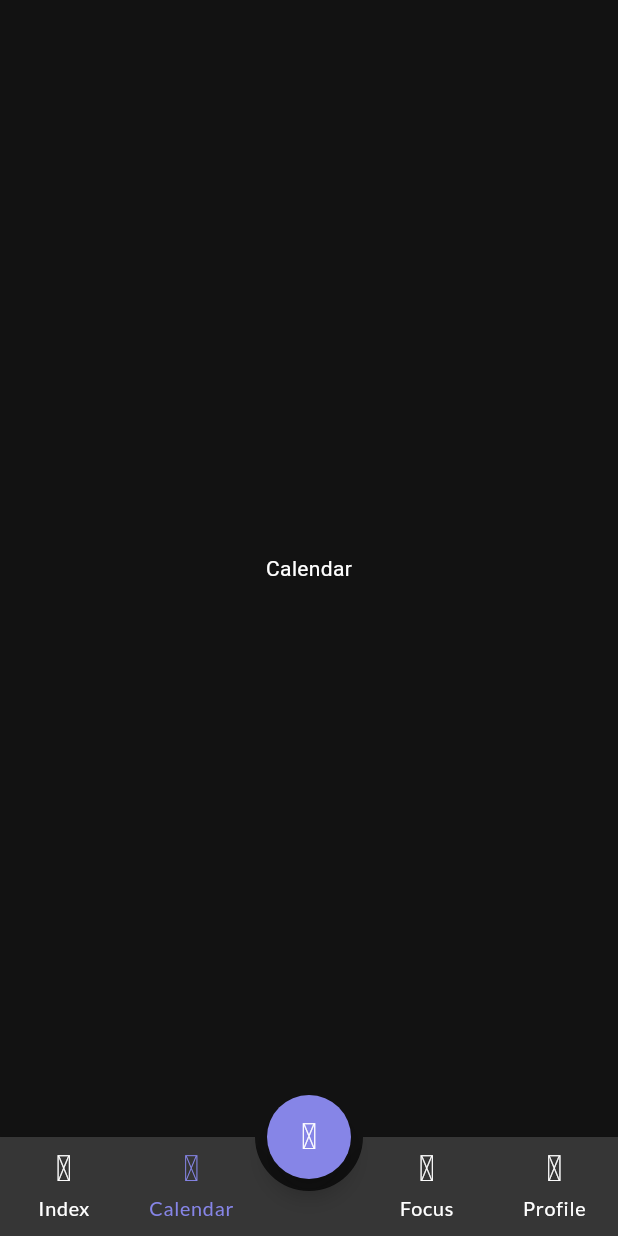
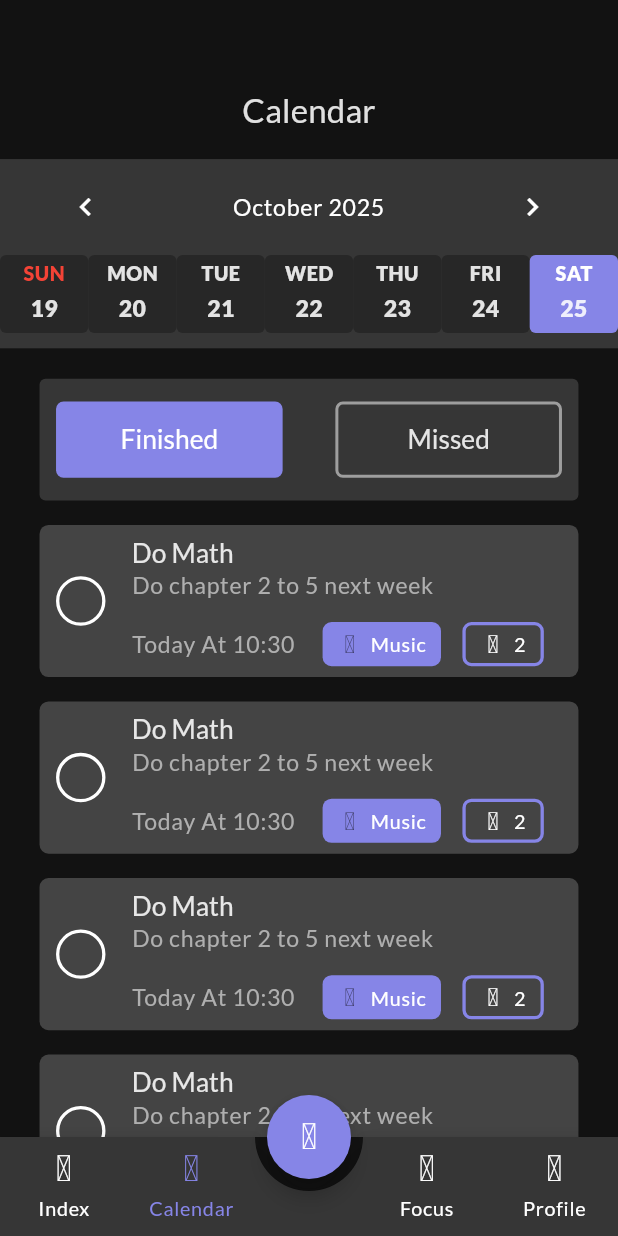
Before and after one commit to sayedmostaf/taska, a Flutter app: the HomeView screen opened by its route, item 2 of the bottom bar chosen, on a phone screen of 412 x 824 dp. Run offline on Flutter 3.47's test engine with Material 3 defaults, Android fonts, the phone set to English and light mode, and no system bars; drawn by our look-alikes of animated_bottom_navigation_bar, roundcheckbox, table_calendar; our stand-ins replace cached_network_image, flutter_colorpicker, flutter_screenutil, flutter_svg, font_awesome_flutter, go_router and 5 more; missing offline and left inert: flutter_iconpicker; network calls fail.

Commit message:
add calendar view

```diff
--- a/lib/core/utils/strings_manager.dart
+++ b/lib/core/utils/strings_manager.dart
@@ -54,4 +54,6 @@ abstract class StringsManager {
   static const taskTime = 'Task Time';
   static const taskCategory = 'Task Category';
   static const deleteTask = 'Delete Task';
+  static const finished = 'Finished';
+  static const missed = 'Missed';
 }
--- a/lib/core/utils/styles_manager.dart
+++ b/lib/core/utils/styles_manager.dart
@@ -97,4 +97,24 @@ abstract class StylesManager {
     fontSize: 20.sp,
     fontWeight: FontWeight.w400,
   );
+  static TextStyle get bodySmallDark => GoogleFonts.lato(
+    color: Colors.white.withOpacity(0.87),
+    fontSize: 12.sp,
+    fontWeight: FontWeight.w800,
+  );
+  static TextStyle get bodyMediumDark => GoogleFonts.lato(
+    color: Colors.white.withOpacity(0.87),
+    fontSize: 14.sp,
+    fontWeight: FontWeight.w800,
+  );
+  static TextStyle get bodySmallLight => GoogleFonts.lato(
+    color: Colors.black.withOpacity(0.87),
+    fontSize: 12.sp,
+    fontWeight: FontWeight.w800,
+  );
+  static TextStyle get bodyMediumLight => GoogleFonts.lato(
+    color: Colors.black.withOpacity(0.87),
+    fontSize: 14.sp,
+    fontWeight: FontWeight.w800,
+  );
 }
--- a/lib/core/utils/theme_manager.dart
+++ b/lib/core/utils/theme_manager.dart
@@ -11,8 +11,7 @@ abstract class ThemeManager {
       headlineSmall: StylesManager.headlineSmallLight,
       labelSmall: StylesManager.labelSmallLight,
       headlineMedium: StylesManager.headlineMediumLight,
-      bodySmall: const TextStyle(color: Colors.black),
-      bodyMedium: const TextStyle(color: Colors.black),
+      bodySmall: StylesManager.bodySmallLight,
       bodyLarge: const TextStyle(color: Colors.black),
       titleMedium: StylesManager.titleMediumLight,
       displaySmall: StylesManager.displaySmallLight,
@@ -47,6 +46,8 @@ abstract class ThemeManager {
       titleSmall: StylesManager.titleSmallDark,
       titleMedium: StylesManager.titleMediumDark,
       labelMedium: StylesManager.labelMediumDark,
+      bodySmall: StylesManager.bodySmallDark,
+      bodyMedium: StylesManager.bodyMediumDark,
     ),
     elevatedButtonTheme: ElevatedButtonThemeData(
       style: ElevatedButton.styleFrom(
--- /dev/null
+++ b/lib/core/widgets/custom_simple_app_bar.dart
@@ -0,0 +1,12 @@
+import 'package:flutter/material.dart';
+
+class CustomSimpleAppBar extends StatelessWidget {
+  const CustomSimpleAppBar({super.key, required this.title});
+  final String title;
+  @override
+  Widget build(BuildContext context) {
+    return Center(
+      child: Text(title, style: Theme.of(context).textTheme.titleMedium),
+    );
+  }
+}
--- a/lib/features/auth/presentation/view/widgets/auth_view_body.dart
+++ b/lib/features/auth/presentation/view/widgets/auth_view_body.dart
@@ -22,6 +22,7 @@ class _AuthViewBodyState extends State<AuthViewBody> {
   @override
   Widget build(BuildContext context) {
     return CustomScrollView(
+      physics: BouncingScrollPhysics(),
       slivers: [
         CustomSliverSizedBox(height: 80.h),
         SliverToBoxAdapter(child: isLogin ? LoginView() : RegisterView()),
--- a/lib/features/calender/presentation/view/calendar_view.dart
+++ b/lib/features/calender/presentation/view/calendar_view.dart
@@ -1,10 +1,11 @@
 import 'package:flutter/material.dart';
+import 'package:taska/features/calender/presentation/view/widgets/calendar_view_body.dart';
 
 class CalendarView extends StatelessWidget {
   const CalendarView({super.key});
 
   @override
   Widget build(BuildContext context) {
-    return Center(child: Text('Calendar'));
+    return CalendarViewBody();
   }
 }
--- /dev/null
+++ b/lib/features/calender/presentation/view/widgets/calendar.dart
@@ -0,0 +1,93 @@
+import 'package:flutter/material.dart';
+import 'package:flutter_screenutil/flutter_screenutil.dart';
+import 'package:intl/intl.dart';
+import 'package:month_picker_dialog/month_picker_dialog.dart';
+import 'package:taska/core/utils/color_manager.dart';
+import 'package:table_calendar/table_calendar.dart';
+import 'package:taska/features/calender/presentation/view/widgets/custom_day_widget.dart';
+
+class Calendar extends StatefulWidget {
+  const Calendar({super.key});
+
+  @override
+  State<Calendar> createState() => _CalendarState();
+}
+
+class _CalendarState extends State<Calendar> {
+  DateTime _focusedDay = DateTime.now();
+  @override
+  Widget build(BuildContext context) {
+    return Container(
+      color: Theme.of(context).brightness == Brightness.dark
+          ? ColorManager.greyColor
+          : Colors.grey[200],
+      padding: EdgeInsets.only(bottom: 10.h),
+      child: TableCalendar(
+        firstDay: DateTime.utc(2000, 1, 1),
+        lastDay: DateTime.utc(2124, 1, 1),
+        focusedDay: _focusedDay,
+        currentDay: _focusedDay,
+        selectedDayPredicate: (DateTime date) {
+          return isSameDay(_focusedDay, date);
+        },
+        onDaySelected: (selectedDay, focusedDay) {
+          setState(() {
+            _focusedDay = selectedDay;
+          });
+        },
+        calendarFormat: CalendarFormat.week,
+        daysOfWeekVisible: false,
+        calendarBuilders: CalendarBuilders(
+          defaultBuilder: _buildDayWidget,
+          disabledBuilder: _buildDayWidget,
+          selectedBuilder: _buildSelectedDayWidget,
+          outsideBuilder: _buildDayWidget,
+        ),
+        headerStyle: HeaderStyle(
+          titleCentered: true,
+          formatButtonVisible: false,
+          titleTextStyle: Theme.of(context).textTheme.labelMedium!.copyWith(
+            color: Theme.of(context).brightness == Brightness.dark
+                ? Colors.white
+                : Colors.black,
+          ),
+          leftChevronMargin: EdgeInsets.symmetric(horizontal: 30.w),
+          rightChevronMargin: EdgeInsets.symmetric(horizontal: 30.w),
+        ),
+        onHeaderTapped: _onHeaderTapped,
+      ),
+    );
+  }
+
+  Future<Function(DateTime p1)?> _onHeaderTapped(selectedDate) async {
+    await showMonthPicker(
+      context: context,
+      initialDate: DateTime.now(),
+      firstDate: DateTime.utc(2000, 1, 1),
+      lastDate: DateTime.utc(2124, 1, 1),
+    ).then((date) {
+      if (date != null) {
+        setState(() {
+          _focusedDay = date;
+        });
+      }
+    });
+    return null;
+  }
+
+  Widget? _buildDayWidget(context, date, events) {
+    String weekDay = DateFormat(
+      'EEEE',
+    ).format(date).substring(0, 3).toUpperCase();
+    String day = DateFormat('d').format(date);
+    return CustomDayWidget(weekDay: weekDay, day: day, selected: false);
+  }
+
+  Widget? _buildSelectedDayWidget(context, date, events) {
+    String weekDay = DateFormat(
+      'EEEE',
+    ).format(date).substring(0, 3).toUpperCase();
+    String day = DateFormat('d').format(date);
+    return CustomDayWidget(weekDay: weekDay, day: day, selected: true);
+  }
+}
--- /dev/null
+++ b/lib/features/calender/presentation/view/widgets/calendar_view_body.dart
@@ -0,0 +1,41 @@
+import 'package:flutter/material.dart';
+import 'package:flutter_screenutil/flutter_screenutil.dart';
+import 'package:taska/core/utils/strings_manager.dart';
+import 'package:taska/core/widgets/custom_simple_app_bar.dart';
+import 'package:taska/core/widgets/custom_sliver_sized_box.dart';
+import 'package:taska/features/calender/presentation/view/widgets/calendar.dart';
+import 'package:taska/features/calender/presentation/view/widgets/day_choices_buttons.dart';
+import 'package:taska/features/index/presentation/view/index_view/index_view.dart';
+import 'package:taska/features/index/presentation/view/index_view/widgets/task_item.dart';
+
+class CalendarViewBody extends StatelessWidget {
+  const CalendarViewBody({super.key});
+
+  @override
+  Widget build(BuildContext context) {
+    return CustomScrollView(
+      physics: BouncingScrollPhysics(),
+      slivers: [
+        CustomSliverSizedBox(height: 56.h),
+        SliverToBoxAdapter(
+          child: CustomSimpleAppBar(title: StringsManager.calendar),
+        ),
+        CustomSliverSizedBox(height: 16.h),
+        SliverToBoxAdapter(child: Calendar()),
+        CustomSliverSizedBox(height: 20.h),
+        SliverToBoxAdapter(child: DayChoicesButtons()),
+        CustomSliverSizedBox(height: 8.h),
+        SliverList(
+          delegate: SliverChildBuilderDelegate(
+            (context, index) => Padding(
+              padding: EdgeInsets.symmetric(vertical: 8.h, horizontal: 24.w),
+              child: TaskItem(taskState: TaskState.active),
+            ),
+            childCount: 4,
+          ),
+        ),
+        CustomSliverSizedBox(height: 30.h),
+      ],
+    );
+  }
+}
--- /dev/null
+++ b/lib/features/calender/presentation/view/widgets/custom_day_choice_button.dart
@@ -0,0 +1,48 @@
+import 'package:flutter/material.dart';
+import 'package:flutter_screenutil/flutter_screenutil.dart';
+import 'package:taska/core/utils/color_manager.dart';
+
+class CustomDayChoiceButton extends StatelessWidget {
+  const CustomDayChoiceButton({
+    super.key,
+    required this.isSelected,
+    required this.text,
+    this.onTap,
+  });
+  final bool isSelected;
+  final String text;
+  final Function()? onTap;
+  @override
+  Widget build(BuildContext context) {
+    return Expanded(
+      child: Material(
+        color: Colors.transparent,
+        child: InkWell(
+          onTap: isSelected ? null : onTap,
+          borderRadius: BorderRadius.circular(5),
+          hoverColor: Colors.red,
+          child: Container(
+            height: 50.h,
+            decoration: BoxDecoration(
+              borderRadius: BorderRadius.circular(5),
+              color: isSelected
+                  ? ColorManager.primaryColor
+                  : Colors.transparent,
+              border: isSelected
+                  ? null
+                  : Border.all(color: Colors.grey, width: 2),
+            ),
+            child: Center(
+              child: Text(
+                text,
+                style: Theme.of(context).textTheme.headlineSmall!.copyWith(
+                  color: isSelected ? Colors.white : null,
+                ),
+              ),
+            ),
+          ),
+        ),
+      ),
+    );
+  }
+}
--- /dev/null
+++ b/lib/features/calender/presentation/view/widgets/custom_day_widget.dart
@@ -0,0 +1,59 @@
+import 'package:flutter/material.dart';
+import 'package:flutter_screenutil/flutter_screenutil.dart';
+import 'package:taska/core/utils/color_manager.dart';
+import 'package:taska/core/widgets/functions/blend_colors.dart';
+
+class CustomDayWidget extends StatelessWidget {
+  const CustomDayWidget({
+    super.key,
+    required this.weekDay,
+    required this.day,
+    required this.selected,
+  });
+  final String weekDay, day;
+  final bool selected;
+  @override
+  Widget build(BuildContext context) {
+    return Container(
+      width: 40.w,
+      padding: EdgeInsets.symmetric(vertical: 3.h),
+      decoration: BoxDecoration(
+        borderRadius: BorderRadius.circular(4),
+        color: selected
+            ? ColorManager.primaryColor
+            : Theme.of(context).brightness == Brightness.dark
+            ? ColorManager.disabledColor
+            : blendColors(ColorManager.primaryColor, Colors.grey[300]!),
+      ),
+      child: Column(
+        children: [
+          Text(
+            weekDay,
+            style: Theme.of(context).textTheme.bodySmall!.copyWith(
+              color: weekDay == 'SAT' || weekDay == 'SUN'
+                  ? selected
+                        ? Colors.white
+                        : Colors.red
+                  : Theme.of(context).brightness == Brightness.dark
+                  ? null
+                  : selected
+                  ? Colors.white
+                  : blendColors(ColorManager.primaryColor, Colors.black),
+            ),
+          ),
+          SizedBox(height: 3.h),
+          Text(
+            day,
+            style: Theme.of(context).textTheme.bodyMedium!.copyWith(
+              color: Theme.of(context).brightness == Brightness.dark
+                  ? null
+                  : selected
+                  ? Colors.white
+                  : blendColors(ColorManager.primaryColor, Colors.black),
+            ),
+          ),
+        ],
+      ),
+    );
+  }
+}
--- /dev/null
+++ b/lib/features/calender/presentation/view/widgets/day_choices_buttons.dart
@@ -0,0 +1,55 @@
+import 'package:flutter/material.dart';
+import 'package:flutter_screenutil/flutter_screenutil.dart';
+import 'package:taska/core/utils/color_manager.dart';
+import 'package:taska/core/utils/strings_manager.dart';
+import 'package:taska/features/calender/presentation/view/widgets/custom_day_choice_button.dart';
+
+class DayChoicesButtons extends StatefulWidget {
+  const DayChoicesButtons({super.key});
+
+  @override
+  State<DayChoicesButtons> createState() => _DayChoicesButtonsState();
+}
+
+class _DayChoicesButtonsState extends State<DayChoicesButtons> {
+  bool isFinished = true;
+  @override
+  Widget build(BuildContext context) {
+    return Padding(
+      padding: EdgeInsets.symmetric(horizontal: 24.w),
+      child: Container(
+        padding: EdgeInsets.symmetric(horizontal: 10.w, vertical: 15.h),
+        decoration: BoxDecoration(
+          borderRadius: BorderRadius.circular(4),
+          color: Theme.of(context).brightness == Brightness.dark
+              ? ColorManager.greyColor
+              : Colors.grey[200],
+        ),
+        child: Row(
+          mainAxisAlignment: MainAxisAlignment.spaceBetween,
+          children: [
+            CustomDayChoiceButton(
+              isSelected: isFinished,
+              text: StringsManager.finished,
+              onTap: () {
+                setState(() {
+                  isFinished = !isFinished;
+                });
+              },
+            ),
+            SizedBox(width: 32.w),
+            CustomDayChoiceButton(
+              isSelected: !isFinished,
+              text: StringsManager.missed,
+              onTap: () {
+                setState(() {
+                  isFinished = !isFinished;
+                });
+              },
+            ),
+          ],
+        ),
+      ),
+    );
+  }
+}
--- a/lib/features/home/presentation/view/widgets/add_task_action_buttons.dart
+++ b/lib/features/home/presentation/view/widgets/add_task_action_buttons.dart
@@ -117,6 +117,7 @@ class _AddTaskActionButtonsState extends State<AddTaskActionButtons> {
     return SizedBox(
       height: MediaQuery.of(context).size.height * 0.6,
       child: CustomScrollView(
+        physics: BouncingScrollPhysics(),
         slivers: [
           SliverGrid(
             gridDelegate: SliverGridDelegateWithFixedCrossAxisCount(
--- a/lib/features/home/presentation/view/widgets/create_category_view_body.dart
+++ b/lib/features/home/presentation/view/widgets/create_category_view_body.dart
@@ -16,6 +16,7 @@ class CreateCategoryViewBody extends StatelessWidget {
     return Padding(
       padding: EdgeInsets.symmetric(horizontal: 24.w),
       child: CustomScrollView(
+        physics: BouncingScrollPhysics(),
         slivers: [
           CustomSliverSizedBox(height: 50.h),
           SliverToBoxAdapter(child: CreateCategoryBackArrow()),
--- a/lib/features/index/presentation/view/edit_task_view/widgets/edit_task_category.dart
+++ b/lib/features/index/presentation/view/edit_task_view/widgets/edit_task_category.dart
@@ -82,6 +82,7 @@ class _EditTaskCategoryState extends State<EditTaskCategory> {
     return SizedBox(
       height: MediaQuery.of(context).size.height * .6,
       child: CustomScrollView(
+        physics: BouncingScrollPhysics(),
         slivers: [
           SliverGrid(
             gridDelegate: SliverGridDelegateWithFixedCrossAxisCount(
--- a/lib/features/index/presentation/view/index_view/widgets/index_view_body.dart
+++ b/lib/features/index/presentation/view/index_view/widgets/index_view_body.dart
@@ -61,6 +61,7 @@ class IndexViewBody extends StatelessWidget {
               childCount: 2,
             ),
           ),
+          CustomSliverSizedBox(height: 03.h),
         ],
       ),
     );
--- a/pubspec.yaml
+++ b/pubspec.yaml
@@ -40,9 +40,12 @@ dependencies:
   font_awesome_flutter: ^10.12.0
   go_router: ^16.3.0
   google_fonts: ^6.3.2
+  intl: ^0.20.2
   lottie: ^3.3.2
+  month_picker_dialog: ^6.5.0
   roundcheckbox: ^2.0.5
   smooth_page_indicator: ^1.2.1
+  table_calendar: ^3.0.9
   vibration: ^3.1.4
 
 dev_dependencies:
```
Also changed, not shown: pubspec.lock.
